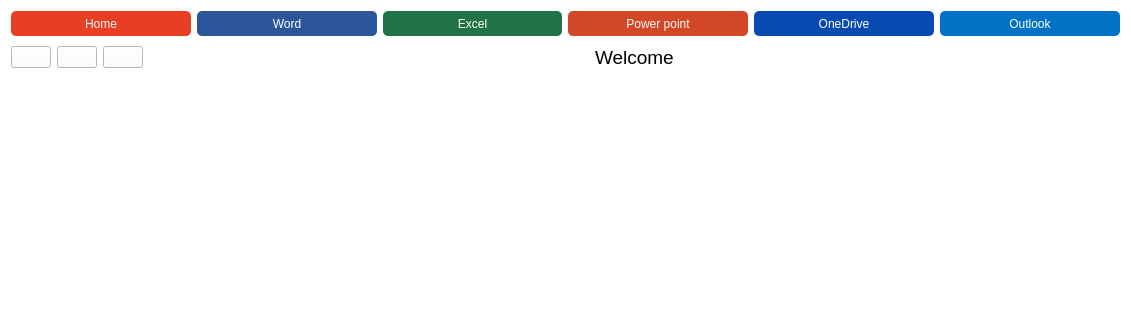
Above: online Office v2.1/office.ui from Anmol-A-jain/online-office before the change; both pictures show x 0 to 1131 and y 0 to 320 of the 1131 by 634 pixel window. Below: the same form after it.
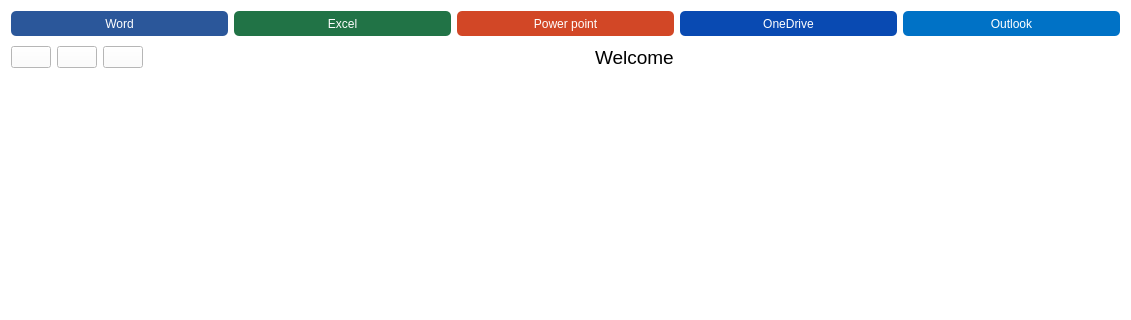
That is the form after the change. Icons and pictures are not drawn.

Diff of the .ui file:
```diff
--- a/online Office v2.1/office.ui
+++ b/online Office v2.1/office.ui
@@ -23,37 +23,6 @@
    <layout class="QVBoxLayout" name="verticalLayout">
     <item>
      <layout class="QHBoxLayout" name="toolbar">
-      <item>
-       <layout class="QHBoxLayout" name="homeLayout">
-        <property name="leftMargin">
-         <number>0</number>
-        </property>
-        <property name="rightMargin">
-         <number>0</number>
-        </property>
-        <item>
-         <widget class="QPushButton" name="home">
-          <property name="minimumSize">
-           <size>
-            <width>0</width>
-            <height>25</height>
-           </size>
-          </property>
-          <property name="mouseTracking">
-           <bool>true</bool>
-          </property>
-          <property name="styleSheet">
-           <string notr="true">border-radius:5px;
-color:white;
-background-color:#e83f24;</string>
-          </property>
-          <property name="text">
-           <string>Home</string>
-          </property>
-         </widget>
-        </item>
-       </layout>
-      </item>
       <item>
        <layout class="QHBoxLayout" name="wordLayout">
         <item>
```
